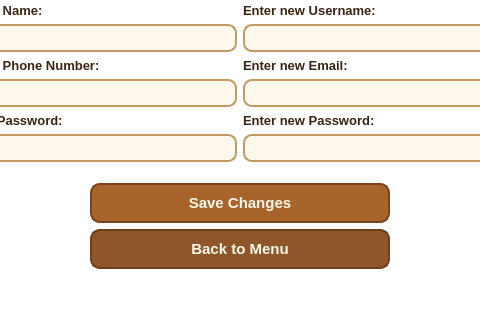
This is UI/Menu/Proflie/edit_profile.ui in PlaTwo-project/PlaTwo as Qt 5 draws it before an edit; both pictures show x 347 to 827 and y 335 to 655 of the 1173 by 655 pixel window. The edited form follows.
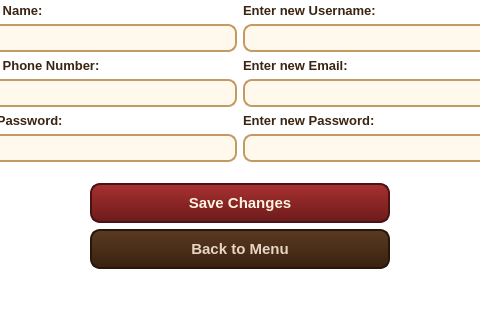
This is the edited form.

```diff
--- a/UI/Menu/Proflie/edit_profile.ui
+++ b/UI/Menu/Proflie/edit_profile.ui
@@ -572,10 +572,11 @@
         </font>
        </property>
        <property name="styleSheet">
-        <string notr="true">QPushButton {
-    background-color: #A8642A;
-    color: #FFF8EA;
-    border: 2px solid #7A431B;
+        <string notr="true">
+QPushButton {
+    background: qlineargradient(x1:0, y1:0, x2:0, y2:1, stop:0 #A83232, stop:0.5 #8B2525, stop:1 #6B1B1B);
+    color: #FFF3E0;
+    border: 2px solid #4A1212;
     border-radius: 10px;
     padding: 8px 16px;
     font-weight: bold;
@@ -628,9 +629,9 @@
        </property>
        <property name="styleSheet">
         <string notr="true">QPushButton {
-    background-color: #8F5729;
-    color: #FFF8EA;
-    border: 2px solid #6D3F1D;
+    background: qlineargradient(x1:0, y1:0, x2:0, y2:1, stop:0 #5A3A22, stop:0.5 #4A2E19, stop:1 #382110);
+    color: #E8D5C4;
+    border: 2px solid #28160A;
     border-radius: 10px;
     padding: 8px 16px;
     font-weight: bold;
```
Left out of the diff: 17 changed lines with no effect on the pictures.
